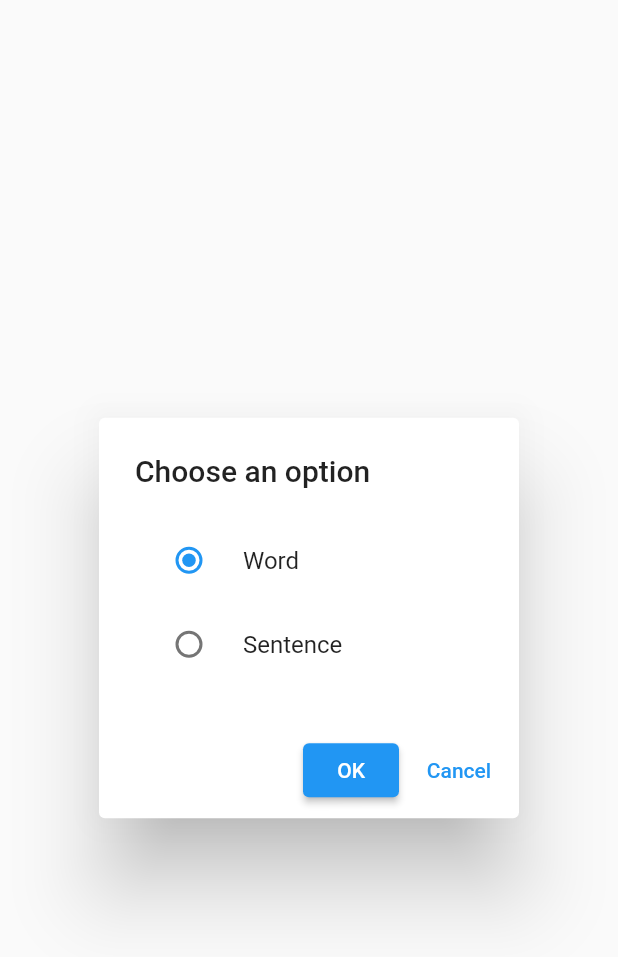
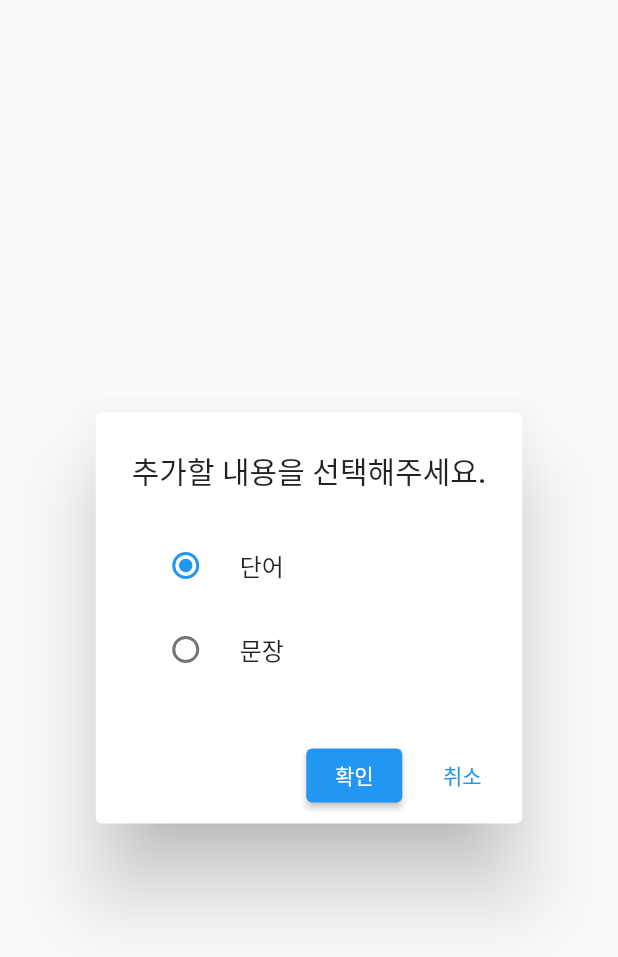
Before and after one commit to JeHeeYu/Memorize-Wodrds, a Flutter app: the PopupDialog widget shown alone on an empty page, opened directly, on a phone screen of 412 x 824 dp. Shown: the top 957 px of the screen. Run offline on Flutter 3.47's test engine with Material 2 defaults, Android fonts, the phone set to English and light mode, and no system bars; our stand-ins replace cloud_firestore, firebase_auth, firebase_core, firebase_database, flutter_tts, google_sign_in and 1 more; accounts and stored records are empty.

Commit message:
Feat: 선택 팝업 String 수정

```diff
--- a/lib/src/components/select_dialog.dart
+++ b/lib/src/components/select_dialog.dart
@@ -1,4 +1,5 @@
 import 'package:flutter/material.dart';
+import 'package:memorize_wodrds/src/static/strings_data.dart';
 
 class PopupDialog extends StatefulWidget {
   const PopupDialog({Key? key}) : super(key: key);
@@ -19,18 +20,18 @@ class _PopupDialogState extends State<PopupDialog> {
   @override
   Widget build(BuildContext context) {
     return AlertDialog(
-      title: const Text('Choose an option'),
+      title: const Text(Strings.STR_ADD_SCREEN_ADD_TYPE),
       content: Column(
         mainAxisSize: MainAxisSize.min,
         children: [
           RadioListTile<int>(
-            title: const Text('Word'),
+            title: const Text(Strings.STR_COMMON_WODRD),
             value: 0,
             groupValue: _radioValue,
             onChanged: _handleRadioValueChanged,
           ),
           RadioListTile<int>(
-            title: const Text('Sentence'),
+            title: const Text(Strings.STR_COMMON_SENTENCE),
             value: 1,
             groupValue: _radioValue,
             onChanged: _handleRadioValueChanged,
@@ -42,13 +43,13 @@ class _PopupDialogState extends State<PopupDialog> {
           onPressed: () {
             Navigator.of(context).pop(_radioValue);
           },
-          child: const Text('OK'),
+          child: const Text(Strings.STR_COMMON_OK),
         ),
         TextButton(
           onPressed: () {
             Navigator.of(context).pop();
           },
-          child: const Text('Cancel'),
+          child: const Text(Strings.STR_COMMON_CANCEL),
         ),
       ],
     );
--- a/lib/src/static/strings_data.dart
+++ b/lib/src/static/strings_data.dart
@@ -3,10 +3,13 @@
 class Strings {
   // Common
   static const String STR_COMMON_WODRD = "단어";
+  static const String STR_COMMON_SENTENCE = "문장";
   static const String STR_COMMON_MEANING = "뜻";
   static const String STR_COMMON_ADD = "추가";
   static const String STR_COMMON_HOME = "홈";
   static const String STR_COMMON_MENU = "메뉴";
+  static const String STR_COMMON_OK = "확인";
+  static const String STR_COMMON_CANCEL = "취소";
 
 
   // Bottom Navigation
@@ -36,4 +39,7 @@ class Strings {
   static const String STR_FIRESTORE_DATA_COLLECTION = 'data';
   static const String STR_FIRESTORE_WORDS_FIELD = 'words';
   static const String STR_FIRESTORE_SENTENCES_FILED = 'sentences';
+
+  // Popup
+  static const String STR_ADD_SCREEN_ADD_TYPE = "추가할 내용을 선택해주세요.";
 }
```
Also changed, not shown: lib/src/pages/home_page.dart (+9 -6 lines).
